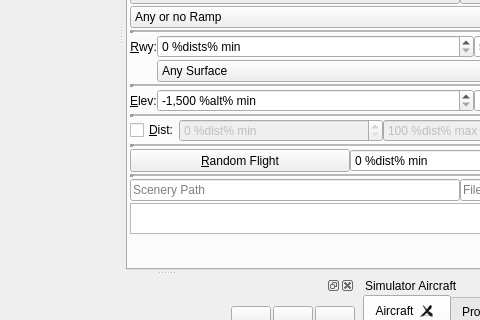
Above: src/gui/mainwindow.ui from albar965/littlenavmap before the change; both pictures show x 465 to 945 and y 336 to 656 of the 1261 by 882 pixel window. Below: the same form after it.
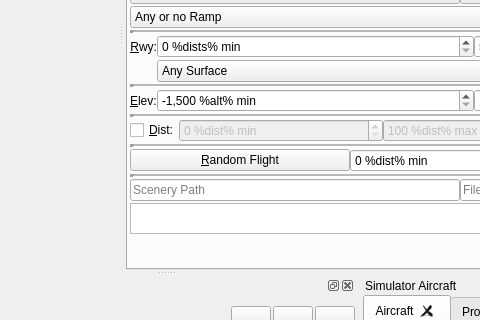
That is the form after the change. Icons and pictures are not drawn.

Patch:
```diff
--- a/src/gui/mainwindow.ui
+++ b/src/gui/mainwindow.ui
@@ -1713,17 +1713,11 @@
              <item>
               <widget class="QPushButton" name="pushButtonAirportFlightplanSearch">
                <property name="sizePolicy">
-                <sizepolicy hsizetype="Preferred" vsizetype="Preferred">
+                <sizepolicy hsizetype="Minimum" vsizetype="Fixed">
                  <horstretch>0</horstretch>
                  <verstretch>0</verstretch>
                 </sizepolicy>
                </property>
-               <property name="maximumSize">
-                <size>
-                 <width>16777215</width>
-                 <height>23</height>
-                </size>
-               </property>
                <property name="toolTip">
                 <string>Generate a random flight plan from this search result.</string>
                </property>
```
